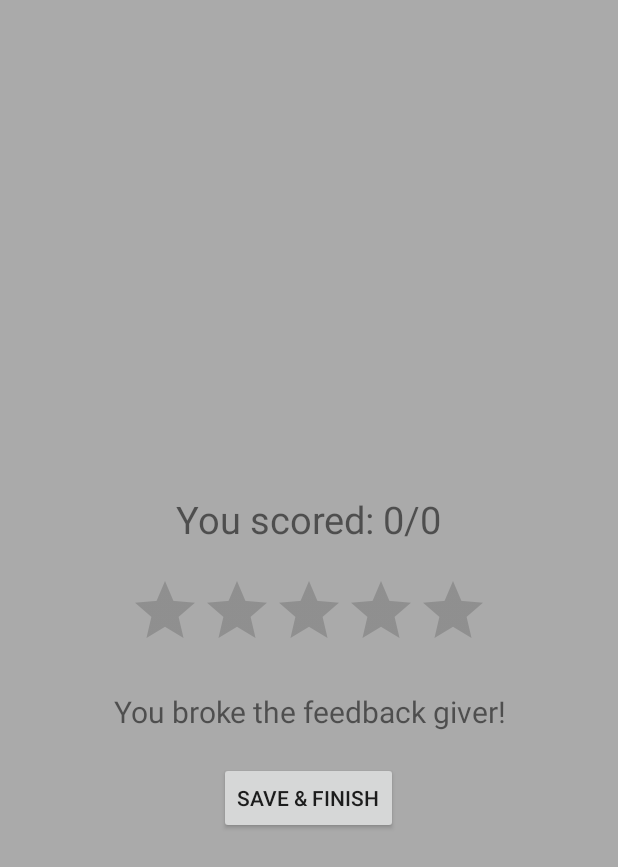
After one commit to joisu/DTAPP, an Android app: the QuizReviewActivity screen opened directly, with no data from a screen before it, on a phone screen of 412 x 824 dp. The commit adds this screen. Shown: the top 867 px of the screen. Run offline under Robolectric (Android 15) with nearby library versions, the phone set to English and light mode, and no system bars.

Commit message:
- Add QuizReviewActivity - Modify intents usage throughout quiz module

```diff
--- a/app/src/main/AndroidManifest.xml
+++ b/app/src/main/AndroidManifest.xml
@@ -19,7 +19,6 @@
                 <category android:name="android.intent.category.LAUNCHER" />
             </intent-filter>
         </activity>
-
         <activity
             android:name=".HomeActivity"
             android:screenOrientation="portrait" />
@@ -35,7 +34,7 @@
         <activity
             android:name=".QuizStartActivity"
             android:screenOrientation="portrait" />
+        <activity android:name=".QuizReviewActivity"></activity>
     </application>
 
-
 </manifest>
--- /dev/null
+++ b/app/src/main/java/com/example/joycehsu/dtapp/QuizReviewActivity.java
@@ -0,0 +1,88 @@
+package com.example.joycehsu.dtapp;
+
+import android.content.Intent;
+import android.support.v7.app.AppCompatActivity;
+import android.os.Bundle;
+import android.view.View;
+import android.widget.Button;
+import android.widget.RatingBar;
+import android.widget.TextView;
+import android.widget.Toast;
+
+public class QuizReviewActivity extends AppCompatActivity {
+    public static final String TRANSFER_REVIEWSCORE = "transferReviewScore";
+    private TextView textViewQuizReviewScore;
+    private RatingBar ratingBar;
+    private TextView textViewQuizReviewFeedback;
+    private Button buttonQuizReviewFinish;
+    private long backPressedTimer;
+
+
+    @Override
+    protected void onCreate(Bundle savedInstanceState) {
+        super.onCreate(savedInstanceState);
+        setContentView(R.layout.activity_quiz_review);
+
+        //receive intent
+        Intent intent = getIntent();
+
+        final int reviewscore = intent.getIntExtra("score", 0);
+        int questionCountTotal = intent.getIntExtra("questioncounttotal", 0);
+        float scoreratio = (float) reviewscore / (float) questionCountTotal;
+
+        textViewQuizReviewScore = (TextView) findViewById(R.id.textview_quizreviewscore);
+        //show score
+        textViewQuizReviewScore.setText("You scored: " + reviewscore + "/" + questionCountTotal);
+
+        ratingBar = (RatingBar) findViewById(R.id.ratingbar_quizreviewratingbar);
+        //just in case (also done in XML)
+        ratingBar.setStepSize(1);
+        ratingBar.setNumStars(5);
+        //show relevant number of stars
+        ratingBar.setRating(scoreratio * 5);
+
+        textViewQuizReviewFeedback = (TextView) findViewById(R.id.textview_quizreviewfeedback);
+        //show relevant feedback based on score
+        if (scoreratio <= 0.21) {
+            textViewQuizReviewFeedback.setText("You should definitely review ALL the content again...");
+        } else if (scoreratio > 0.21 &&
+                scoreratio <= 0.41) {
+            textViewQuizReviewFeedback.setText("You should probably review the content again.");
+        } else if (scoreratio > 0.41 &&
+                scoreratio <= 0.61) {
+            textViewQuizReviewFeedback.setText("Passable, but brush up on your knowledge!");
+        } else if (scoreratio > 0.61 &&
+                scoreratio <= 0.81) {
+            textViewQuizReviewFeedback.setText("Nice effort. Remember follow-up on your knowledge gaps.");
+        } else if (scoreratio > 0.81) {
+            textViewQuizReviewFeedback.setText("High distinction worthy. Ensure that you maintain your knowledge!");
+        } else {
+            textViewQuizReviewFeedback.setText("You broke the feedback giver!");
+        }
+
+        buttonQuizReviewFinish = (Button) findViewById(R.id.button_quizreviewfinish);
+        buttonQuizReviewFinish.setOnClickListener(new View.OnClickListener() {
+            @Override
+            public void onClick(View view) {
+                //also packs the score in the intent
+                Intent resultIntent = new Intent(QuizReviewActivity.this, QuizActivity.class);
+                resultIntent.putExtra(TRANSFER_REVIEWSCORE, reviewscore);
+                setResult(RESULT_OK, resultIntent);
+
+                finish();
+            }
+        });
+
+    }
+
+    //same override method as in QuizActivity
+    @Override
+    public void onBackPressed() {
+        if (backPressedTimer + 2000 > System.currentTimeMillis()) {
+            finish();
+        } else {
+            Toast.makeText(this, "WARNING: Press back again to finish WITHOUT saving score!", Toast.LENGTH_SHORT).show();
+        }
+        backPressedTimer = System.currentTimeMillis();
+    }
+}
--- /dev/null
+++ b/app/src/main/res/layout/activity_quiz_review.xml
@@ -0,0 +1,49 @@
+<?xml version="1.0" encoding="utf-8"?>
+<RelativeLayout xmlns:android="http://schemas.android.com/apk/res/android"
+    xmlns:app="http://schemas.android.com/apk/res-auto"
+    xmlns:tools="http://schemas.android.com/tools"
+    android:layout_width="match_parent"
+    android:layout_height="match_parent"
+    android:background="@android:color/darker_gray"
+    android:padding="10dp"
+    tools:context=".QuizReviewActivity">
+
+    <TextView
+        android:id="@+id/textview_quizreviewscore"
+        android:layout_width="wrap_content"
+        android:layout_height="wrap_content"
+        android:layout_above="@+id/ratingbar_quizreviewratingbar"
+        android:layout_centerHorizontal="true"
+        android:padding="20dp"
+        android:text="You scored: ?/x"
+        android:textSize="25dp" />
+
+    <RatingBar
+        android:id="@+id/ratingbar_quizreviewratingbar"
+        android:layout_width="wrap_content"
+        android:layout_height="wrap_content"
+        android:layout_centerInParent="true"
+        android:clickable="false"
+        android:numStars="5"
+        android:stepSize="1" />
+
+    <TextView
+        android:id="@+id/textview_quizreviewfeedback"
+        android:layout_width="wrap_content"
+        android:layout_height="wrap_content"
+        android:layout_below="@+id/ratingbar_quizreviewratingbar"
+        android:layout_centerHorizontal="true"
+        android:padding="20dp"
+        android:text="infs2603 wasn't that bad right?"
+        android:textAlignment="center"
+        android:textSize="20dp" />
+
+    <Button
+        android:id="@+id/button_quizreviewfinish"
+        android:layout_width="wrap_content"
+        android:layout_height="wrap_content"
+        android:layout_below="@+id/textview_quizreviewfeedback"
+        android:layout_centerHorizontal="true"
+        android:text="Save &amp; finish" />
+
+</RelativeLayout>
--- a/app/src/main/res/layout/activity_quiz_start.xml
+++ b/app/src/main/res/layout/activity_quiz_start.xml
@@ -13,7 +13,7 @@
         android:layout_height="wrap_content"
         android:layout_centerHorizontal="true"
         android:layout_marginTop="20dp"
-        android:text="Design Thinking Quiz"
+        android:text="Test your learning!"
         android:textColor="@android:color/black"
         android:textSize="35sp" />
 
@@ -24,7 +24,7 @@
         android:layout_above="@+id/button_startquiz"
         android:layout_centerHorizontal="true"
         android:layout_marginBottom="30dp"
-        android:text="Highscore: 0"
+        android:text="Highscore: N/A (Unattempted)"
         android:textColor="@android:color/holo_red_dark"
         android:textSize="25sp" />
 
```
Also changed, not shown: app/src/main/java/com/example/joycehsu/dtapp/QuizActivity.java (+24 -15 lines), app/src/main/java/com/example/joycehsu/dtapp/QuizStartActivity.java (+8 -7 lines).
